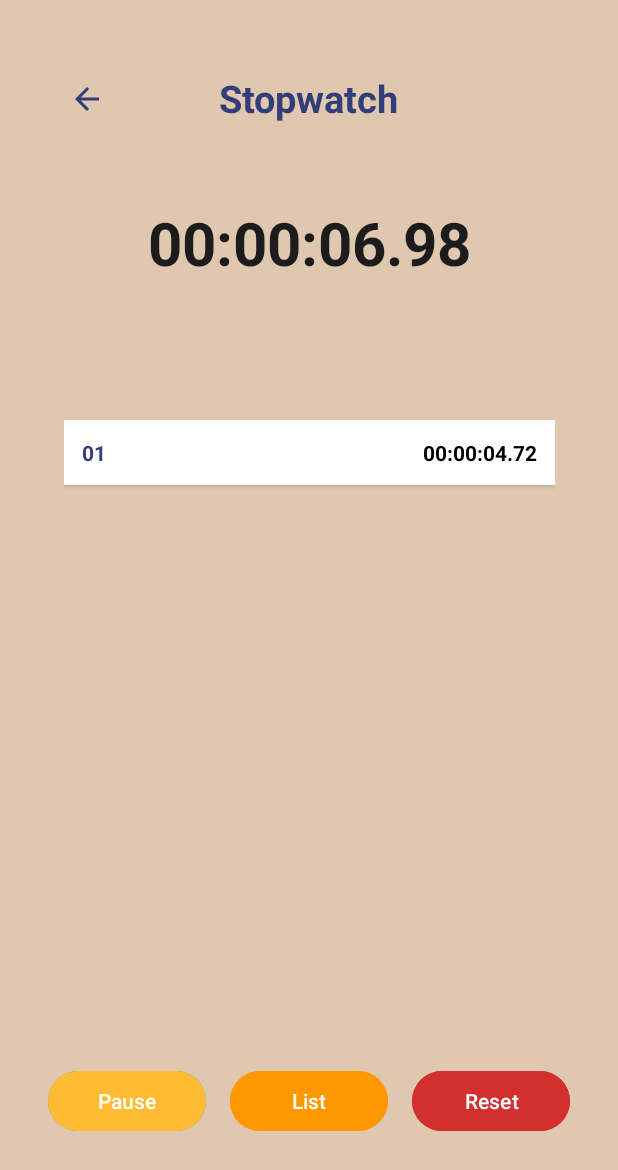
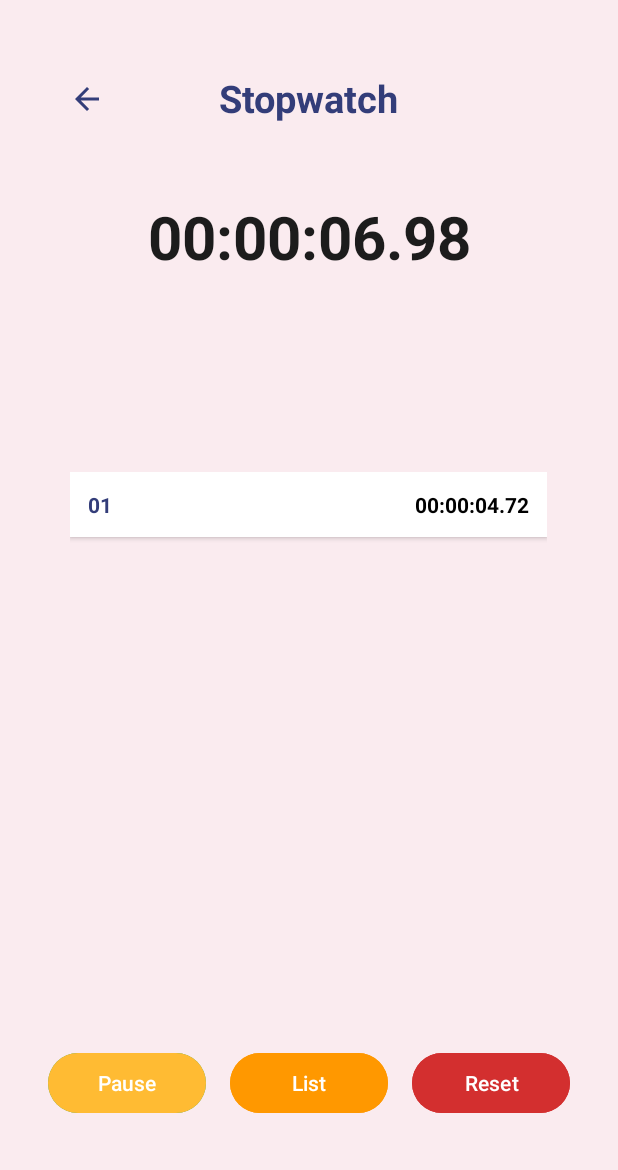
Before and after one commit to nzlgrce/TOOLS_APP, an Android app: the StopwatchActivity screen opened directly, with no data from a screen before it, after a tap on "List", on a phone screen of 412 x 824 dp. Shown: the top 1170 px of the screen. Run offline under Robolectric (Android 15) with nearby library versions, the phone set to English and light mode, and no system bars; 3 other taps on this screen came first.

Commit message:
initial commit

```diff
--- a/app/src/main/res/layout/activity_recorder.xml
+++ b/app/src/main/res/layout/activity_recorder.xml
@@ -3,7 +3,7 @@
     xmlns:app="http://schemas.android.com/apk/res-auto"
     xmlns:tools="http://schemas.android.com/tools"
     android:layout_width="match_parent"
-    android:background="#E0CCED"
+    android:background="#FAEBEF"
     android:layout_height="match_parent"
     android:orientation="vertical"
     tools:context=".RecorderActivity">
--- a/app/src/main/res/layout/activity_speech_to_text.xml
+++ b/app/src/main/res/layout/activity_speech_to_text.xml
@@ -4,7 +4,7 @@
     xmlns:tools="http://schemas.android.com/tools"
     android:layout_width="match_parent"
     android:layout_height="match_parent"
-    android:background="#E9CCD4"
+    android:background="#FAEBEF"
     tools:context=".SpeechToTextActivity">
 
     <androidx.constraintlayout.widget.ConstraintLayout
--- a/app/src/main/res/layout/activity_stopwatch.xml
+++ b/app/src/main/res/layout/activity_stopwatch.xml
@@ -5,8 +5,7 @@
     xmlns:tools="http://schemas.android.com/tools"
     android:layout_width="match_parent"
     android:layout_height="match_parent"
-    android:background="#E0C8B0"
-    tools:context=".StopwatchActivity">
+    android:background="#FAEBEF">
 
 
     <TextView
@@ -43,7 +42,7 @@
         android:id="@+id/textViewTime"
         android:layout_width="wrap_content"
         android:layout_height="wrap_content"
-        android:layout_marginTop="52dp"
+        android:layout_marginTop="48dp"
         android:text="@string/time_list"
         android:textColor="#1C1C1C"
         android:textSize="40sp"
@@ -54,13 +53,14 @@
 
     <androidx.recyclerview.widget.RecyclerView
         android:id="@+id/recyclerViewLaps"
-        android:layout_width="327dp"
-        android:layout_height="388dp"
+        android:layout_width="318dp"
+        android:layout_height="341dp"
         android:layout_marginStart="32dp"
         android:layout_marginEnd="32dp"
-        android:layout_marginBottom="156dp"
+        android:layout_marginBottom="168dp"
         app:layout_constraintBottom_toBottomOf="parent"
         app:layout_constraintEnd_toEndOf="parent"
+        app:layout_constraintHorizontal_bias="0.482"
         app:layout_constraintStart_toStartOf="parent"
         tools:listitem="@layout/item_lap" />
 
--- a/app/src/main/res/layout/activity_text_to_speech.xml
+++ b/app/src/main/res/layout/activity_text_to_speech.xml
@@ -5,8 +5,7 @@
     android:layout_width="match_parent"
     android:layout_height="match_parent"
     android:fillViewport="true"
-    android:background="#C3C7C1"
-    tools:context=".TextToSpeechActivity">
+    android:background="#FAEBEF">
 
     <androidx.constraintlayout.widget.ConstraintLayout
         android:layout_width="match_parent"
--- a/app/src/main/res/layout/flashlight_activity.xml
+++ b/app/src/main/res/layout/flashlight_activity.xml
@@ -5,8 +5,7 @@
     xmlns:tools="http://schemas.android.com/tools"
     android:layout_width="match_parent"
     android:layout_height="match_parent"
-    android:background="#FAEBEF"
-    tools:context=".FlashlightActivity">
+    android:background="#FAEBEF">
 
 
     <TextView
```
Also changed, not shown: app/src/main/res/layout/activity_calculator.xml (+20 -19 lines), app/src/main/res/values/strings.xml (+19 -0 lines).
